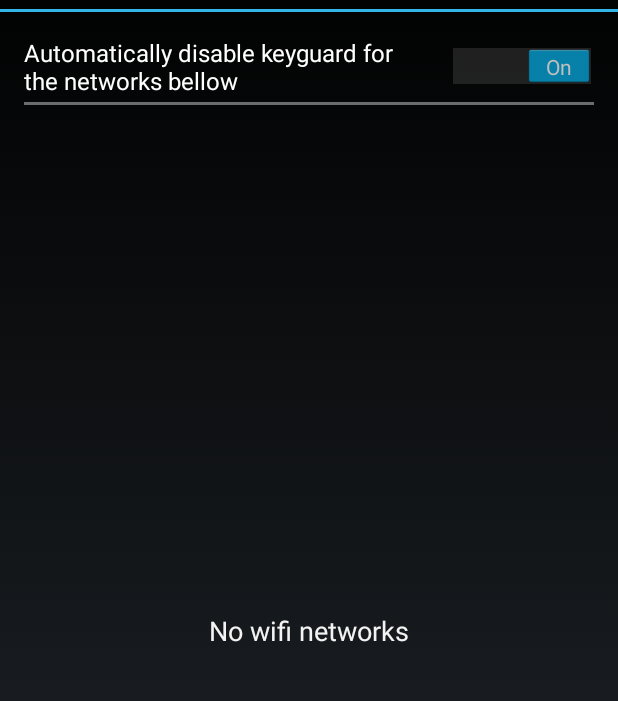
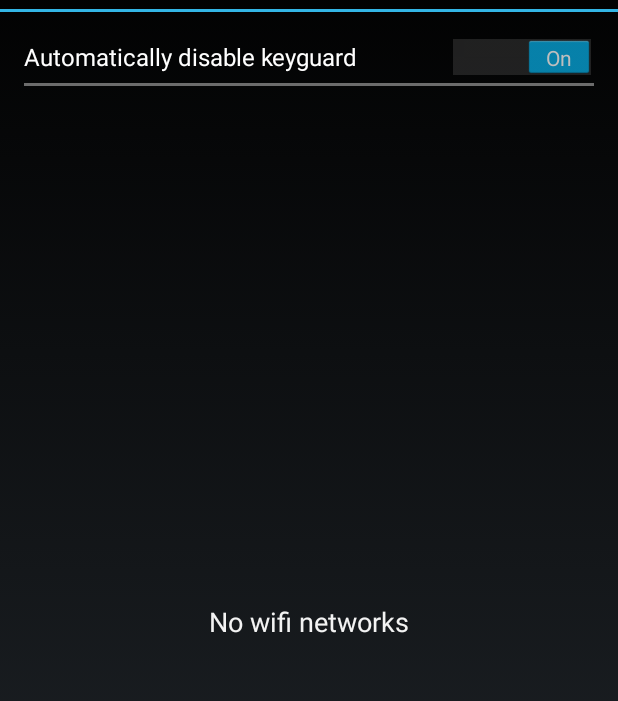
Before and after one commit to cabelitos/ScreenUnblocker, an Android app: the screen it shows after launch (MainActivity), on a phone screen of 412 x 824 dp, the part 60-761 px from its top. Run offline under Robolectric (Android 15) with nearby library versions, the phone set to English and light mode, and no system bars.

Commit message:
Removing padding and changing label

```diff
--- a/app/src/main/res/layout/list_item.xml
+++ b/app/src/main/res/layout/list_item.xml
@@ -1,7 +1,8 @@
 <?xml version="1.0" encoding="utf-8"?>
 <RelativeLayout xmlns:android="http://schemas.android.com/apk/res/android"
     android:minHeight="@dimen/list_item_min_height"
-    android:padding="@dimen/activity_horizontal_margin"
+    android:paddingTop="@dimen/activity_horizontal_margin"
+    android:paddingBottom="@dimen/activity_horizontal_margin"
     android:layout_width="match_parent"
     android:layout_height="match_parent">
 
--- a/app/src/main/res/values/strings.xml
+++ b/app/src/main/res/values/strings.xml
@@ -2,7 +2,7 @@
 <resources>
 
     <string name="app_name">Screen Unblocker</string>
-    <string name="automatically_disable">Automatically disable keyguard for the networks bellow</string>
+    <string name="automatically_disable">Automatically disable keyguard</string>
     <string name="no_networks">No wifi networks</string>
     <string name="unknown">Unknown</string>
     <string name="known">Known</string>
```
